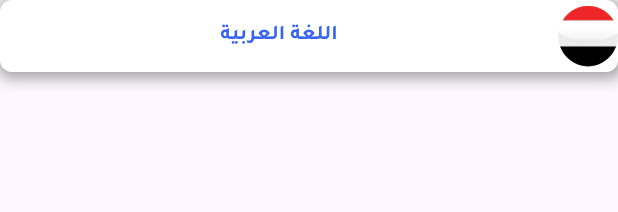
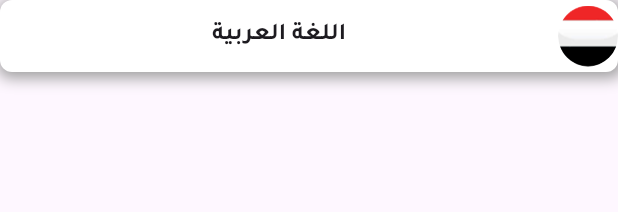
Before and after one commit to suezcanalinsurance/MYSCIAPP, a Flutter app: the MyCustomBtn widget shown alone on an empty page, opened directly, on a phone screen of 412 x 824 dp. Shown: the top 212 px of the screen. Run offline on Flutter 3.47's test engine with Material 3 defaults, Android fonts, the phone set to English and light mode, and no system bars; our stand-ins replace cached_network_image, dartz, dio, dropdown_button2, firebase_core, firebase_messaging and 20 more; missing offline and left inert: dialog_flowtter, empty_widget, flutter_phone_direct_caller, mailto; accounts and stored records are empty; project files that could hold a hidden picture were left out.

Commit message:
Update customButton.dart

```diff
--- a/lib/view/widget/home/customButton.dart
+++ b/lib/view/widget/home/customButton.dart
@@ -44,7 +44,7 @@ class MyCustomBtn extends StatelessWidget {
                 Expanded(
                     child: Center(
                       child: Text("اللغة العربية",
-                          style: Theme.of(context).textTheme.bodyText1),
+                          style: Theme.of(context).textTheme.titleMedium),
                     )),
               ],
             ),
```
